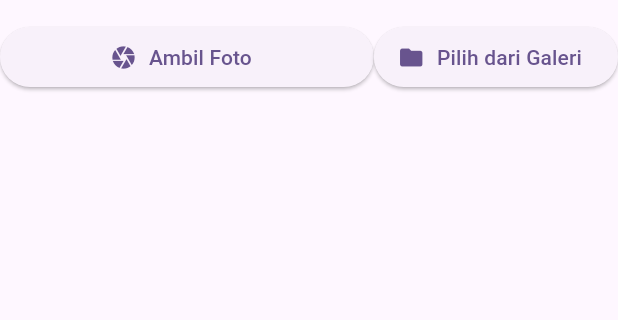
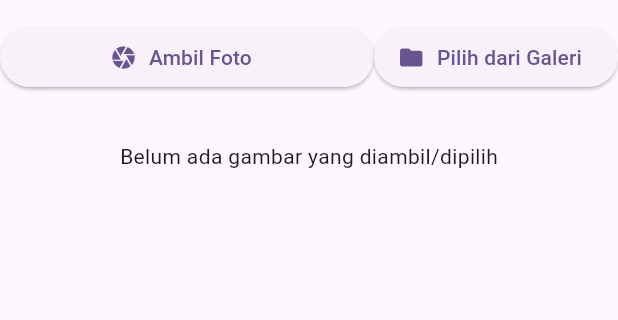
Before and after one commit to giant-paw/CameraFile_0105, a Flutter app: the BlocHomePage screen opened directly, after a tap on "Pilih dari Galeri", on a phone screen of 412 x 824 dp, the part 63-383 px from its top. Run offline on Flutter 3.47's test engine with Material 3 defaults, Android fonts, the phone set to English and light mode, and no system bars; our stand-ins replace bloc, camera, flutter_bloc, image_picker, permission_handler.

Commit message:
Menambahkan tampilan gambar yang diambil dengan opsi untuk menghapusnya jika ada.

```diff
--- a/lib/bloc_home_page.dart
+++ b/lib/bloc_home_page.dart
@@ -27,7 +27,6 @@ class BlocHomePage extends StatelessWidget {
               children: [
                 Row(
                   children: [
-
                     Expanded(
                       child: ElevatedButton.icon(
                         icon: const Icon(Icons.camera),
@@ -43,18 +42,53 @@ class BlocHomePage extends StatelessWidget {
                     ),
 
                     ElevatedButton.icon(
-                      icon: Icon (Icons.folder),
+                      icon: Icon(Icons.folder),
                       label: const Text('Pilih dari Galeri'),
-                      onPressed: () => context
-                          .read<CameraBloc>()
-                          .add(PickImageFromGallery()),
+                      onPressed:
+                          () => context.read<CameraBloc>().add(
+                            PickImageFromGallery(),
+                          ),
                     ),
                   ],
-                )
+                ),
+
+                const SizedBox(height: 20),
+                BlocBuilder<CameraBloc, CameraState>(
+                  builder: (context, state) {
+                    final ImageFile =
+                        state is CameraReady ? state.imageFile : null;
+
+                    return ImageFile != null
+                        ? Column(
+                          children: [
+                            Padding(
+                              padding: const EdgeInsets.all(8.0),
+                              child: Image.file(
+                                ImageFile,
+                                width: double.infinity,
+                              ),
+                            ),
+                            Text('Gambar disimpan di: ${ImageFile.path}'),
+                            ElevatedButton.icon(
+                              icon: Icon(Icons.delete),
+                              label: const Text('Hapus Gambar'),
+                              onPressed:
+                                  () => context.read<CameraBloc>().add(
+                                    DeleteImage(),
+                                  ),
+                            ),
+                          ],
+                        )
+                        : const Padding(
+                          padding: EdgeInsets.all(12.0),
+                          child: Text('Belum ada gambar yang diambil/dipilih'),
+                        );
+                  },
+                ),
               ],
             );
-          }
-        )
+          },
+        ),
       ),
     );
   }
```
